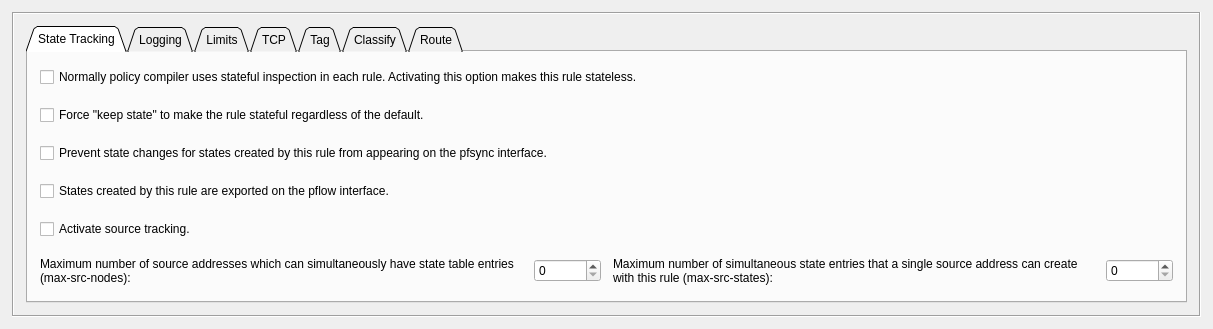
Above: src/libgui/ruleoptionsdialog_q.ui from fwbuilder/fwbuilder before the change. Below: the same form after it.
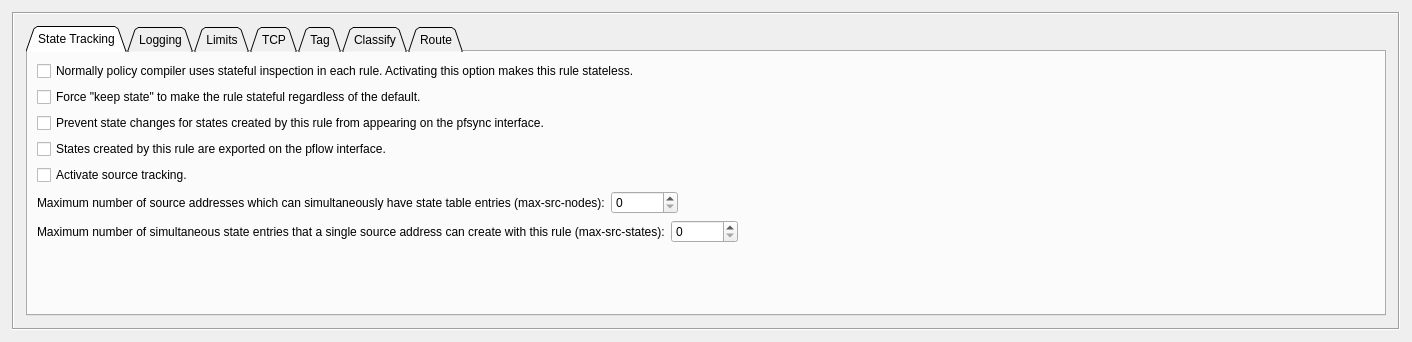
That is the form after the change. The open tabs and pages were chosen to show the change. Custom widgets are drawn as their Qt base class.

Commit message: updated dialog layout

The edit to the form file:
```diff
--- a/src/libgui/ruleoptionsdialog_q.ui
+++ b/src/libgui/ruleoptionsdialog_q.ui
@@ -6,8 +6,8 @@
    <rect>
     <x>0</x>
     <y>0</y>
-    <width>1186</width>
-    <height>329</height>
+    <width>1412</width>
+    <height>332</height>
    </rect>
   </property>
   <property name="windowTitle">
@@ -1642,39 +1642,21 @@
            <string>State Tracking</string>
           </attribute>
           <layout class="QGridLayout" name="gridLayout_2">
-           <property name="leftMargin">
-            <number>12</number>
-           </property>
-           <property name="topMargin">
-            <number>6</number>
-           </property>
-           <property name="rightMargin">
-            <number>12</number>
-           </property>
-           <property name="bottomMargin">
-            <number>6</number>
-           </property>
-           <property name="horizontalSpacing">
-            <number>12</number>
-           </property>
-           <property name="verticalSpacing">
-            <number>9</number>
-           </property>
-           <item row="0" column="0" colspan="4">
+           <item row="0" column="0" colspan="2">
             <widget class="QCheckBox" name="pf_stateless">
              <property name="text">
               <string>Normally policy compiler uses stateful inspection in each rule. Activating this option makes this rule stateless.</string>
              </property>
             </widget>
            </item>
-           <item row="1" column="0" colspan="4">
+           <item row="1" column="0" colspan="2">
             <widget class="QCheckBox" name="pf_keep_state">
              <property name="text">
               <string>Force &quot;keep state&quot; to make the rule stateful regardless of the default.</string>
              </property>
             </widget>
            </item>
-           <item row="2" column="0" colspan="4">
+           <item row="2" column="0" colspan="2">
             <widget class="QCheckBox" name="pf_no_sync">
              <property name="toolTip">
               <string>Available in OpenBSD 4.5 and later</string>
@@ -1684,7 +1666,7 @@
              </property>
             </widget>
            </item>
-           <item row="3" column="0" colspan="4">
+           <item row="3" column="0" colspan="2">
             <widget class="QCheckBox" name="pf_pflow">
              <property name="toolTip">
               <string>Available in OpenBSD 4.5 and later</string>
@@ -1694,7 +1676,7 @@
              </property>
             </widget>
            </item>
-           <item row="4" column="0" colspan="4">
+           <item row="4" column="0">
             <widget class="QCheckBox" name="pf_source_tracking">
              <property name="toolTip">
               <string>When this option is checked, the number of states per source IP is tracked </string>
@@ -1704,10 +1686,12 @@
              </property>
             </widget>
            </item>
-           <item row="5" column="0">
+           <item row="5" column="0" colspan="2">
+            <layout class="QHBoxLayout" name="horizontalLayout_3">
+             <item>
             <widget class="QLabel" name="textLabel1_3">
              <property name="sizePolicy">
-              <sizepolicy hsizetype="Preferred" vsizetype="Preferred">
+                <sizepolicy hsizetype="Minimum" vsizetype="Preferred">
                <horstretch>0</horstretch>
                <verstretch>0</verstretch>
               </sizepolicy>
@@ -1725,11 +1709,11 @@
               <set>Qt::AlignVCenter</set>
              </property>
              <property name="wordWrap">
-              <bool>true</bool>
+                <bool>false</bool>
              </property>
             </widget>
            </item>
-           <item row="5" column="1">
+             <item>
             <widget class="QSpinBox" name="pf_max_src_nodes">
              <property name="sizePolicy">
               <sizepolicy hsizetype="Fixed" vsizetype="Fixed">
@@ -1742,10 +1726,27 @@
              </property>
             </widget>
            </item>
-           <item row="5" column="2">
+             <item>
+              <spacer name="horizontalSpacer_13">
+               <property name="orientation">
+                <enum>Qt::Horizontal</enum>
+               </property>
+               <property name="sizeHint" stdset="0">
+                <size>
+                 <width>40</width>
+                 <height>20</height>
+                </size>
+               </property>
+              </spacer>
+             </item>
+            </layout>
+           </item>
+           <item row="6" column="0" colspan="2">
+            <layout class="QHBoxLayout" name="horizontalLayout_4">
+             <item>
             <widget class="QLabel" name="textLabel2_4">
              <property name="sizePolicy">
-              <sizepolicy hsizetype="Preferred" vsizetype="Preferred">
+                <sizepolicy hsizetype="Minimum" vsizetype="Preferred">
                <horstretch>0</horstretch>
                <verstretch>0</verstretch>
               </sizepolicy>
@@ -1763,11 +1764,11 @@
               <set>Qt::AlignVCenter</set>
              </property>
              <property name="wordWrap">
-              <bool>true</bool>
+                <bool>false</bool>
              </property>
             </widget>
            </item>
-           <item row="5" column="3">
+             <item>
             <widget class="QSpinBox" name="pf_max_src_states">
              <property name="sizePolicy">
               <sizepolicy hsizetype="Fixed" vsizetype="Fixed">
@@ -1780,6 +1781,34 @@
              </property>
             </widget>
            </item>
+             <item>
+              <spacer name="horizontalSpacer_14">
+               <property name="orientation">
+                <enum>Qt::Horizontal</enum>
+               </property>
+               <property name="sizeHint" stdset="0">
+                <size>
+                 <width>40</width>
+                 <height>20</height>
+                </size>
+               </property>
+              </spacer>
+             </item>
+            </layout>
+           </item>
+           <item row="7" column="1">
+            <spacer name="verticalSpacer_6">
+             <property name="orientation">
+              <enum>Qt::Vertical</enum>
+             </property>
+             <property name="sizeHint" stdset="0">
+              <size>
+               <width>20</width>
+               <height>60</height>
+              </size>
+             </property>
+            </spacer>
+           </item>
           </layout>
          </widget>
          <widget class="QWidget" name="tab11">
```
Left out of the diff: 167 changed lines with no effect on the pictures. Lines whose indentation alone changed are shown as unchanged.
